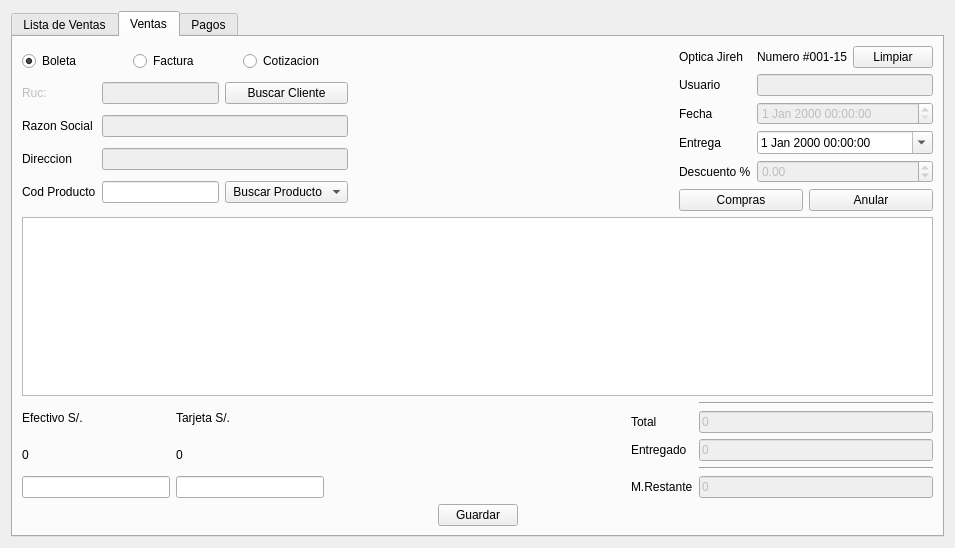
Old version of the form venta/uiventas.ui in the repository rodety/Jireh.
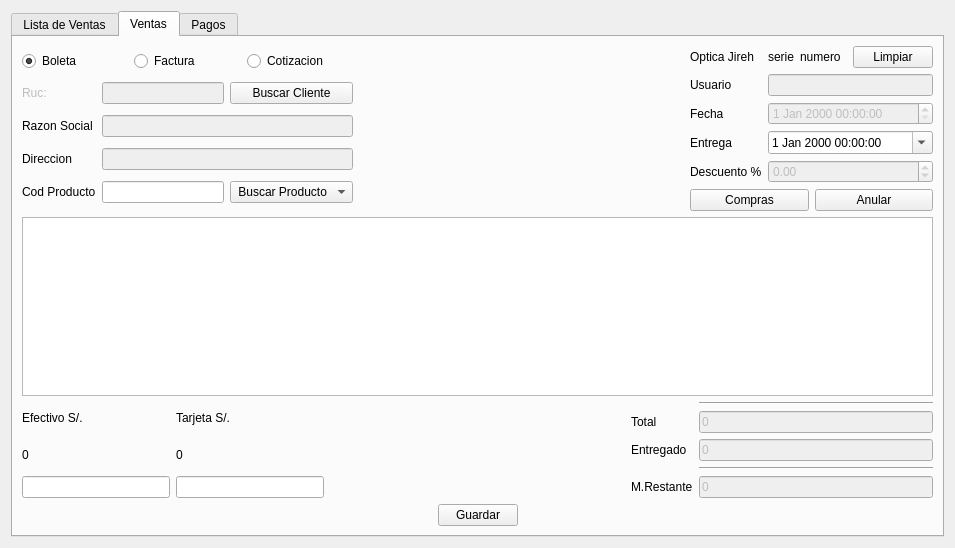
New version of the form. Icons and pictures are not drawn. Custom widgets are drawn as their Qt base class.

Commit message: Actualizando tamaño de letra

What changed in the file:
```diff
--- a/venta/uiventas.ui
+++ b/venta/uiventas.ui
@@ -385,98 +385,21 @@
            </item>
            <item>
             <layout class="QGridLayout" name="gridLayout">
-             <item row="0" column="0">
-              <widget class="QLabel" name="label_nombre_Tienda">
-               <property name="text">
-                <string>Optica Jireh</string>
-               </property>
-              </widget>
-             </item>
-             <item row="0" column="1">
-              <widget class="QLabel" name="label_numero_documento">
-               <property name="text">
-                <string>Numero #001-15</string>
-               </property>
-              </widget>
-             </item>
-             <item row="0" column="2">
-              <widget class="QPushButton" name="pushButton_limpiar">
-               <property name="text">
-                <string>Limpiar</string>
-               </property>
-              </widget>
-             </item>
-             <item row="1" column="0">
+             <item row="3" column="0">
               <widget class="QLabel" name="label_20">
                <property name="text">
                 <string>Usuario</string>
                </property>
               </widget>
              </item>
-             <item row="1" column="1" colspan="2">
-              <widget class="QLineEdit" name="lineEdit_usuario">
-               <property name="enabled">
-                <bool>false</bool>
-               </property>
-               <property name="readOnly">
-                <bool>true</bool>
-               </property>
-              </widget>
-             </item>
-             <item row="2" column="0">
+             <item row="4" column="0">
               <widget class="QLabel" name="label_17">
                <property name="text">
                 <string>Fecha</string>
                </property>
               </widget>
              </item>
-             <item row="2" column="1" colspan="2">
-              <widget class="QDateTimeEdit" name="dateTimeEdit_fecha_preventa">
-               <property name="enabled">
-                <bool>false</bool>
-               </property>
-              </widget>
-             </item>
-             <item row="3" column="0">
-              <widget class="QLabel" name="label_18">
-               <property name="text">
-                <string>Entrega</string>
-               </property>
-              </widget>
-             </item>
-             <item row="3" column="1" colspan="2">
-              <widget class="QDateTimeEdit" name="dateTimeEdit_entrega">
-               <property name="calendarPopup">
-                <bool>true</bool>
-               </property>
-              </widget>
-             </item>
-             <item row="4" column="0">
-              <widget class="QLabel" name="label_11">
-               <property name="text">
-                <string>Descuento %</string>
-               </property>
-              </widget>
-             </item>
-             <item row="5" column="0" colspan="3">
-              <layout class="QHBoxLayout" name="horizontalLayout_3">
-               <item>
-                <widget class="QPushButton" name="pushButton_compras">
-                 <property name="text">
-                  <string>Compras</string>
-                 </property>
-                </widget>
-               </item>
-               <item>
-                <widget class="QPushButton" name="pushButton_anular">
-                 <property name="text">
-                  <string>Anular</string>
-                 </property>
-                </widget>
-               </item>
-              </layout>
-             </item>
-             <item row="4" column="1" colspan="2">
+             <item row="6" column="1" colspan="3">
               <widget class="QDoubleSpinBox" name="doubleSpinBox_descuento">
                <property name="enabled">
                 <bool>false</bool>
@@ -489,6 +412,94 @@
                </property>
               </widget>
              </item>
+             <item row="7" column="0" colspan="4">
+              <layout class="QHBoxLayout" name="horizontalLayout_3">
+               <item>
+                <widget class="QPushButton" name="pushButton_compras">
+                 <property name="text">
+                  <string>Compras</string>
+                 </property>
+                </widget>
+               </item>
+               <item>
+                <widget class="QPushButton" name="pushButton_anular">
+                 <property name="text">
+                  <string>Anular</string>
+                 </property>
+                </widget>
+               </item>
+              </layout>
+             </item>
+             <item row="0" column="3">
+              <widget class="QPushButton" name="pushButton_limpiar">
+               <property name="text">
+                <string>Limpiar</string>
+               </property>
+              </widget>
+             </item>
+             <item row="0" column="0">
+              <widget class="QLabel" name="label_nombre_Tienda">
+               <property name="text">
+                <string>Optica Jireh</string>
+               </property>
+              </widget>
+             </item>
+             <item row="5" column="1" colspan="3">
+              <widget class="QDateTimeEdit" name="dateTimeEdit_entrega">
+               <property name="calendarPopup">
+                <bool>true</bool>
+               </property>
+              </widget>
+             </item>
+             <item row="6" column="0">
+              <widget class="QLabel" name="label_11">
+               <property name="text">
+                <string>Descuento %</string>
+               </property>
+              </widget>
+             </item>
+             <item row="4" column="1" colspan="3">
+              <widget class="QDateTimeEdit" name="dateTimeEdit_fecha_preventa">
+               <property name="enabled">
+                <bool>false</bool>
+               </property>
+              </widget>
+             </item>
+             <item row="3" column="1" colspan="3">
+              <widget class="QLineEdit" name="lineEdit_usuario">
+               <property name="enabled">
+                <bool>false</bool>
+               </property>
+               <property name="readOnly">
+                <bool>true</bool>
+               </property>
+              </widget>
+             </item>
+             <item row="5" column="0">
+              <widget class="QLabel" name="label_18">
+               <property name="text">
+                <string>Entrega</string>
+               </property>
+              </widget>
+             </item>
+             <item row="0" column="1">
+              <layout class="QHBoxLayout" name="horizontalLayout_9">
+               <item>
+                <widget class="QLabel" name="label_serie">
+                 <property name="text">
+                  <string>serie</string>
+                 </property>
+                </widget>
+               </item>
+               <item>
+                <widget class="QLabel" name="label_numero_documento">
+                 <property name="text">
+                  <string>numero</string>
+                 </property>
+                </widget>
+               </item>
+              </layout>
+             </item>
             </layout>
            </item>
           </layout>
```
The commit also changes 2 other files.
